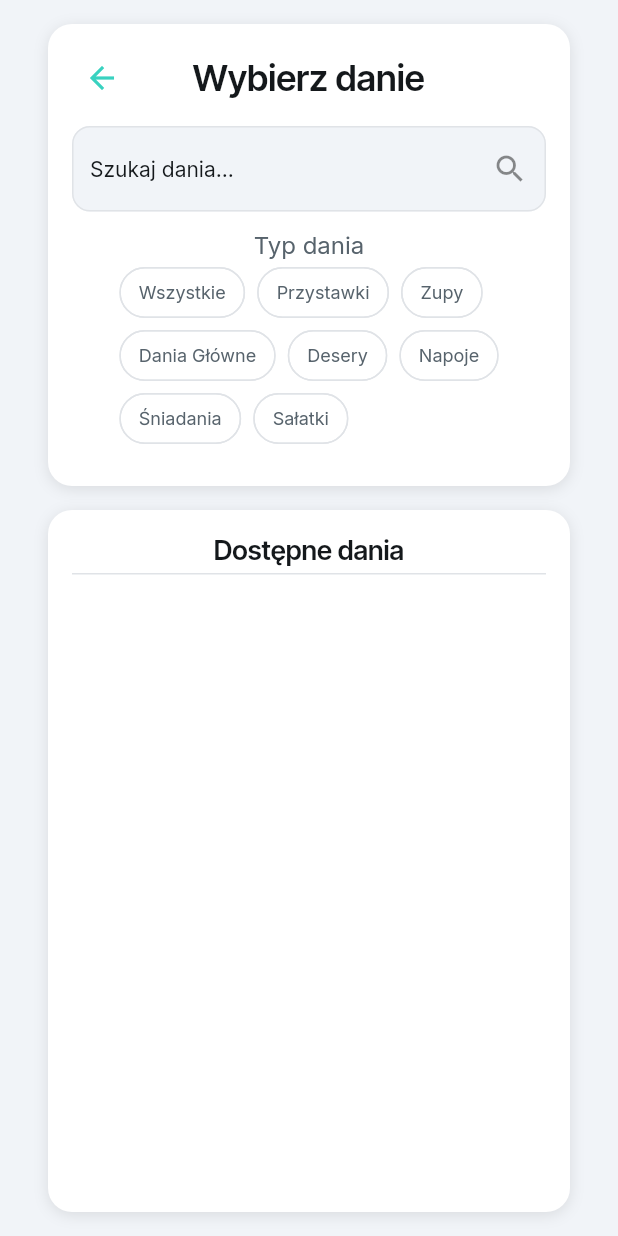
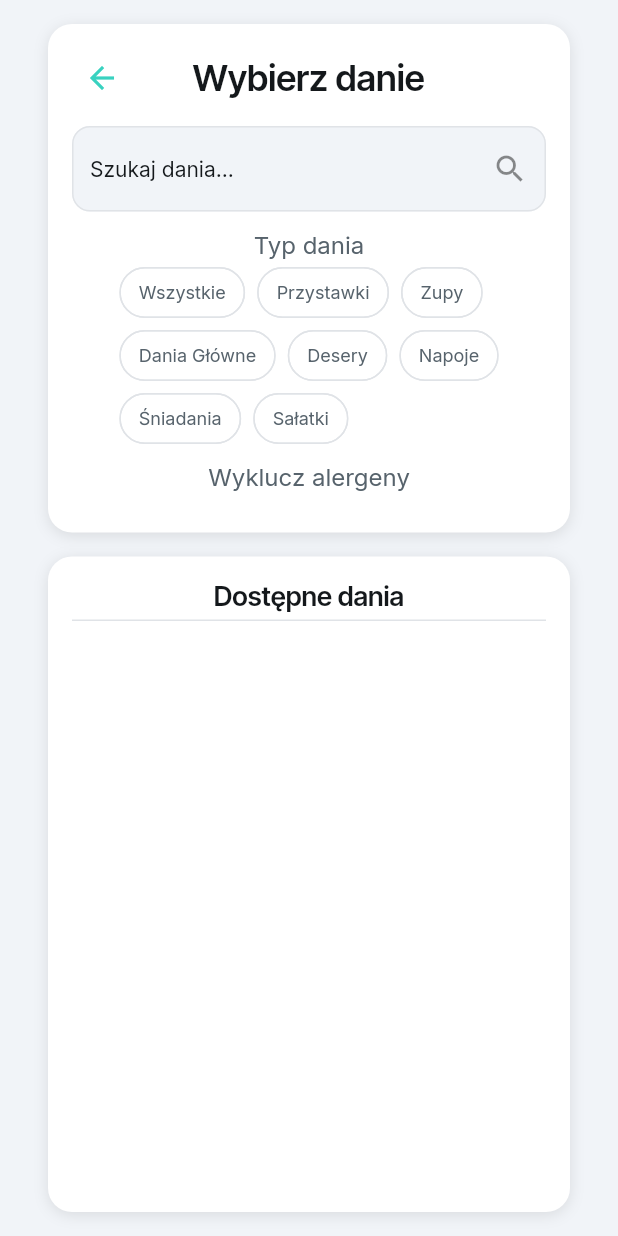
Before and after one commit to Rozol1/apka_kelnerska, a Flutter app: the MenuDodawaniaWidget widget shown alone on an empty page, opened directly with empty values, on a phone screen of 412 x 824 dp. Run offline on Flutter 3.47's test engine with Material 3 defaults, Android fonts, the phone set to English and light mode, and no system bars; our stand-ins replace auto_size_text, cloud_firestore, easy_debounce, firebase_auth, firebase_core, font_awesome_flutter and 10 more; missing offline and left inert: json_path; accounts and stored records are empty.

Commit message:
Updating to latest FlutterFlow output.

```diff
--- a/lib/components/menu_dodawania_model.dart
+++ b/lib/components/menu_dodawania_model.dart
@@ -14,8 +14,20 @@ class MenuDodawaniaModel extends FlutterFlowModel<MenuDodawaniaWidget> {
 
   bool wymagajBezGlutenu = false;
 
+  List<String> listaAlergenow = [];
+  void addToListaAlergenow(String item) => listaAlergenow.add(item);
+  void removeFromListaAlergenow(String item) => listaAlergenow.remove(item);
+  void removeAtIndexFromListaAlergenow(int index) =>
+      listaAlergenow.removeAt(index);
+  void insertAtIndexInListaAlergenow(int index, String item) =>
+      listaAlergenow.insert(index, item);
+  void updateListaAlergenowAtIndex(int index, Function(String) updateFn) =>
+      listaAlergenow[index] = updateFn(listaAlergenow[index]);
+
   ///  State fields for stateful widgets in this component.
 
+  // Stores action output result for [Custom Action - pobierzAlergenyZbazy] action in MenuDodawania widget.
+  List<String>? wynikZAkcji;
   // State field(s) for TextField widget.
   FocusNode? textFieldFocusNode;
   TextEditingController? textController;
--- a/lib/components/menu_dodawania_widget.dart
+++ b/lib/components/menu_dodawania_widget.dart
@@ -4,9 +4,11 @@ import '/flutter_flow/flutter_flow_icon_button.dart';
 import '/flutter_flow/flutter_flow_theme.dart';
 import '/flutter_flow/flutter_flow_util.dart';
 import '/flutter_flow/form_field_controller.dart';
+import '/custom_code/actions/index.dart' as actions;
 import '/flutter_flow/custom_functions.dart' as functions;
 import 'package:easy_debounce/easy_debounce.dart';
 import 'package:flutter/material.dart';
+import 'package:flutter/scheduler.dart';
 import 'package:google_fonts/google_fonts.dart';
 import 'menu_dodawania_model.dart';
 export 'menu_dodawania_model.dart';
@@ -36,6 +38,13 @@ class _MenuDodawaniaWidgetState extends State<MenuDodawaniaWidget> {
   void initState() {
     super.initState();
     _model = createModel(context, () => MenuDodawaniaModel());
+
+    // On component load action.
+    SchedulerBinding.instance.addPostFrameCallback((_) async {
+      _model.wynikZAkcji = await actions.pobierzAlergenyZbazy();
+      _model.listaAlergenow = _model.wynikZAkcji!.toList().cast<String>();
+      safeSetState(() {});
+    });
 
     _model.textController ??= TextEditingController();
     _model.textFieldFocusNode ??= FocusNode();
@@ -343,34 +352,11 @@ class _MenuDodawaniaWidgetState extends State<MenuDodawaniaWidget> {
                           ),
                         ].divide(SizedBox(height: 6.0)),
                       ),
-                      StreamBuilder<List<ProductsRecord>>(
-                        stream: queryProductsRecord(),
-                        builder: (context, snapshot) {
-                          // Customize what your widget looks like when it's loading.
-                          if (!snapshot.hasData) {
-                            return Center(
-                              child: SizedBox(
-                                width: 50.0,
-                                height: 50.0,
-                                child: CircularProgressIndicator(
-                                  valueColor: AlwaysStoppedAnimation<Color>(
-                                    FlutterFlowTheme.of(context).primary,
-                                  ),
-                                ),
-                              ),
-                            );
-                          }
-                          List<ProductsRecord> columnProductsRecordList =
-                              snapshot.data!;
-
-                          return Column(
+                      Column(
                         mainAxisSize: MainAxisSize.min,
                         crossAxisAlignment: CrossAxisAlignment.center,
-                            children: List.generate(
-                                columnProductsRecordList.length, (columnIndex) {
-                              final columnProductsRecord =
-                                  columnProductsRecordList[columnIndex];
-                              return Text(
+                        children: [
+                          Text(
                             'Wyklucz alergeny',
                             style: FlutterFlowTheme.of(context)
                                 .labelLarge
@@ -391,10 +377,86 @@ class _MenuDodawaniaWidgetState extends State<MenuDodawaniaWidget> {
                                       .labelLarge
                                       .fontStyle,
                                 ),
-                              );
-                            }).divide(SizedBox(height: 6.0)),
-                          );
-                        },
+                          ),
+                        ].divide(SizedBox(height: 6.0)),
+                      ),
+                      FlutterFlowChoiceChips(
+                        options: _model.listaAlergenow
+                            .map((label) => ChipData(label))
+                            .toList(),
+                        onChanged: (val) =>
+                            safeSetState(() => _model.choiceChipsValues2 = val),
+                        selectedChipStyle: ChipStyle(
+                          backgroundColor: Color(0xFFFFEDE8),
+                          textStyle:
+                              FlutterFlowTheme.of(context).bodyMedium.override(
+                                    font: GoogleFonts.inter(
+                                      fontWeight: FlutterFlowTheme.of(context)
+                                          .bodyMedium
+                                          .fontWeight,
+                                      fontStyle: FlutterFlowTheme.of(context)
+                                          .bodyMedium
+                                          .fontStyle,
+                                    ),
+                                    color: FlutterFlowTheme.of(context).error,
+                                    fontSize: 12.0,
+                                    letterSpacing: 0.0,
+                                    fontWeight: FlutterFlowTheme.of(context)
+                                        .bodyMedium
+                                        .fontWeight,
+                                    fontStyle: FlutterFlowTheme.of(context)
+                                        .bodyMedium
+                                        .fontStyle,
+                                  ),
+                          iconColor: FlutterFlowTheme.of(context).primaryText,
+                          iconSize: 18.0,
+                          elevation: 4.0,
+                          borderColor: FlutterFlowTheme.of(context).error,
+                          borderWidth: 1.0,
+                          borderRadius: BorderRadius.circular(20.0),
+                        ),
+                        unselectedChipStyle: ChipStyle(
+                          backgroundColor:
+                              FlutterFlowTheme.of(context).secondaryBackground,
+                          textStyle: FlutterFlowTheme.of(context)
+                              .bodySmall
+                              .override(
+                                font: GoogleFonts.inter(
+                                  fontWeight: FlutterFlowTheme.of(context)
+                                      .bodySmall
+                                      .fontWeight,
+                                  fontStyle: FlutterFlowTheme.of(context)
+                                      .bodySmall
+                                      .fontStyle,
+                                ),
+                                color:
+                                    FlutterFlowTheme.of(context).secondaryText,
+                                fontSize: 12.0,
+                                letterSpacing: 0.0,
+                                fontWeight: FlutterFlowTheme.of(context)
+                                    .bodySmall
+                                    .fontWeight,
+                                fontStyle: FlutterFlowTheme.of(context)
+                                    .bodySmall
+                                    .fontStyle,
+                              ),
+                          iconColor: FlutterFlowTheme.of(context).primaryText,
+                          iconSize: 18.0,
+                          elevation: 0.0,
+                          borderColor: FlutterFlowTheme.of(context).alternate,
+                          borderWidth: 1.0,
+                          borderRadius: BorderRadius.circular(20.0),
+                        ),
+                        chipSpacing: 8.0,
+                        rowSpacing: 8.0,
+                        multiselect: true,
+                        initialized: _model.choiceChipsValues2 != null,
+                        alignment: WrapAlignment.start,
+                        controller: _model.choiceChipsValueController2 ??=
+                            FormFieldController<List<String>>(
+                          [],
+                        ),
+                        wrapped: true,
                       ),
                     ].divide(SizedBox(height: 12.0)),
                   ),
--- a/lib/custom_code/actions/index.dart
+++ b/lib/custom_code/actions/index.dart
@@ -1,3 +1,4 @@
 export 'sprawdz_wydawke.dart' show sprawdzWydawke;
 export 'wyczysc_stolik.dart' show wyczyscStolik;
 export 'zmien_liczbe_stolikow.dart' show zmienLiczbeStolikow;
+export 'pobierz_alergeny_zbazy.dart' show pobierzAlergenyZbazy;
--- /dev/null
+++ b/lib/custom_code/actions/pobierz_alergeny_zbazy.dart
@@ -0,0 +1,57 @@
+// Automatic FlutterFlow imports
+import '/backend/backend.dart';
+import '/flutter_flow/flutter_flow_theme.dart';
+import '/flutter_flow/flutter_flow_util.dart';
+import 'index.dart'; // Imports other custom actions
+import '/flutter_flow/custom_functions.dart'; // Imports custom functions
+import 'package:flutter/material.dart';
+// Begin custom action code
+// DO NOT REMOVE OR MODIFY THE CODE ABOVE!
+
+import 'package:cloud_firestore/cloud_firestore.dart';
+
+Future<List<String>> pobierzAlergenyZbazy() async {
+  try {
+    final firestore = FirebaseFirestore.instance;
+    // Skrypt sam pobiera CAŁĄ kolekcję products
+    final snapshot = await firestore.collection('products').get();
+
+    Set<String> unikalne = {};
+
+    // Lecimy po każdym daniu
+    for (var doc in snapshot.docs) {
+      if (doc.data().containsKey('allergens')) {
+        var allergensData = doc.data()['allergens'];
+
+        // Kod inteligentnie poradzi sobie, niezależnie czy w bazie
+        // alergeny są zapisane jako Lista, czy jako tekst po przecinku
+        if (allergensData is Iterable) {
+          for (var wpis in allergensData) {
+            var podzielone = wpis
+                .toString()
+                .split(',')
+                .map((e) => e.trim())
+                .where((e) => e.isNotEmpty);
+            unikalne.addAll(podzielone);
+          }
+        } else if (allergensData is String) {
+          var podzielone = allergensData
+              .split(',')
+              .map((e) => e.trim())
+              .where((e) => e.isNotEmpty);
+          unikalne.addAll(podzielone);
+        }
+      }
+    }
+
+    // Sortujemy i oddajemy gotową listę
+    List<String> wynik = unikalne.toList();
+    wynik.sort();
+    return wynik;
+  } catch (e) {
+    // W razie błędu połączenia nie wywalamy apki, tylko puste opcje
+    return [];
+  }
+}
+// Set your action name, define your arguments and return parameter,
+// and then add the boilerplate code using the green button on the right!
--- a/lib/flutter_flow/custom_functions.dart
+++ b/lib/flutter_flow/custom_functions.dart
@@ -90,26 +90,3 @@ List<String> pobierzUnikalneKategorie(List<ProductsRecord>? produkty) {
 
   return unikalne;
 }
-
-List<String> pobierzUnikalneAlergeny(List<ProductsRecord>? produkty) {
-  if (produkty == null || produkty.isEmpty) {
-    return [];
-  }
-
-  Set<String> unikalne = {};
-
-  for (var produkt in produkty) {
-    if (produkt.allergens != null && produkt.allergens.isNotEmpty) {
-      for (var wpis in produkt.allergens) {
-        // Ta linijka tnie tekst po przecinkach i usuwa spacje z przodu/tyłu
-        var podzielone =
-            wpis.split(',').map((e) => e.trim()).where((e) => e.isNotEmpty);
-        unikalne.addAll(podzielone);
-      }
-    }
-  }
-
-  List<String> wynik = unikalne.toList();
-  wynik.sort();
-  return wynik;
-}
```
Lines whose indentation alone changed are shown as unchanged.
